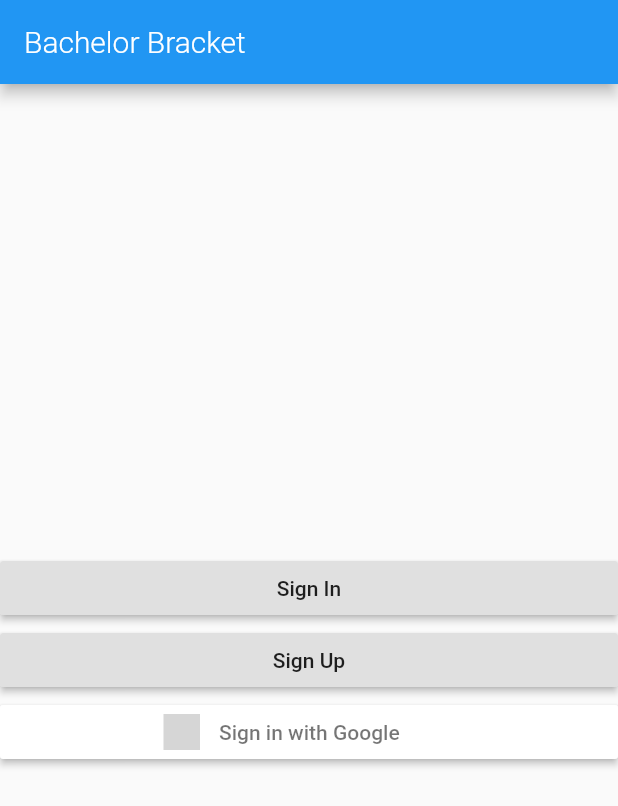
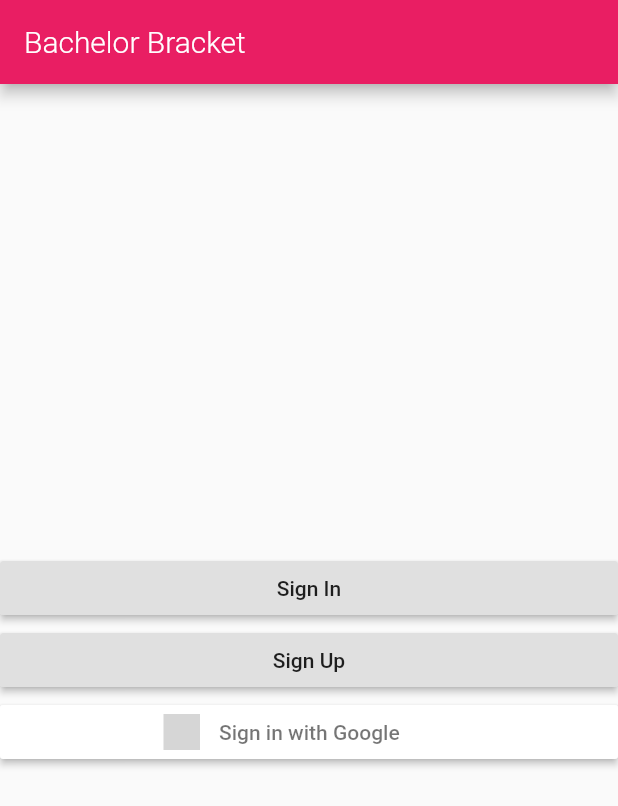
Before and after one commit to kmgumienny/BachelorBracket, a Flutter app: the screen it shows after launch, on a phone screen of 412 x 824 dp. Shown: the top 806 px of the screen. Run offline on Flutter 3.47's test engine with Material 2 defaults, Android fonts, the phone set to English and light mode, and no system bars; our stand-ins replace cloud_firestore, firebase_auth, flutter_signin_button, google_sign_in, sqflite; accounts and stored records are empty; Roboto replaces fonts that are missing (Montserrat); grey boxes are pictures that could not be loaded.

Commit message:
i made it pink

```diff
--- a/lib/main.dart
+++ b/lib/main.dart
@@ -44,6 +44,7 @@ class MyApp extends StatelessWidget {
   ThemeData _theme() {
     return ThemeData(
         appBarTheme: AppBarTheme(
+          color: Colors.pink,
           textTheme: TextTheme(title: AppBarTextStyle),
         ),
         textTheme: TextTheme(
--- a/lib/screens/home/home.dart
+++ b/lib/screens/home/home.dart
@@ -56,19 +56,22 @@ class _HomeState extends State<Home> {
               )),
               body: _children[_currentIndex],
               bottomNavigationBar: BottomNavigationBar(
+                selectedItemColor: Colors.pink,
                 onTap: onTabTapped,
                 currentIndex: _currentIndex,
                 items: [
                   BottomNavigationBarItem(
                     icon: new Icon(Icons.mood),
                     title: new Text('Me'),
+
                   ),
                   BottomNavigationBarItem(
                     icon: new Icon(Icons.assessment),
                     title: new Text('Standings'),
                   ),
                   BottomNavigationBarItem(
-                      icon: Icon(Icons.face), title: Text('Picks'))
+                      icon: Icon(Icons.face),
+                      title: Text('Picks'))
                 ],
               ),
             );
```
